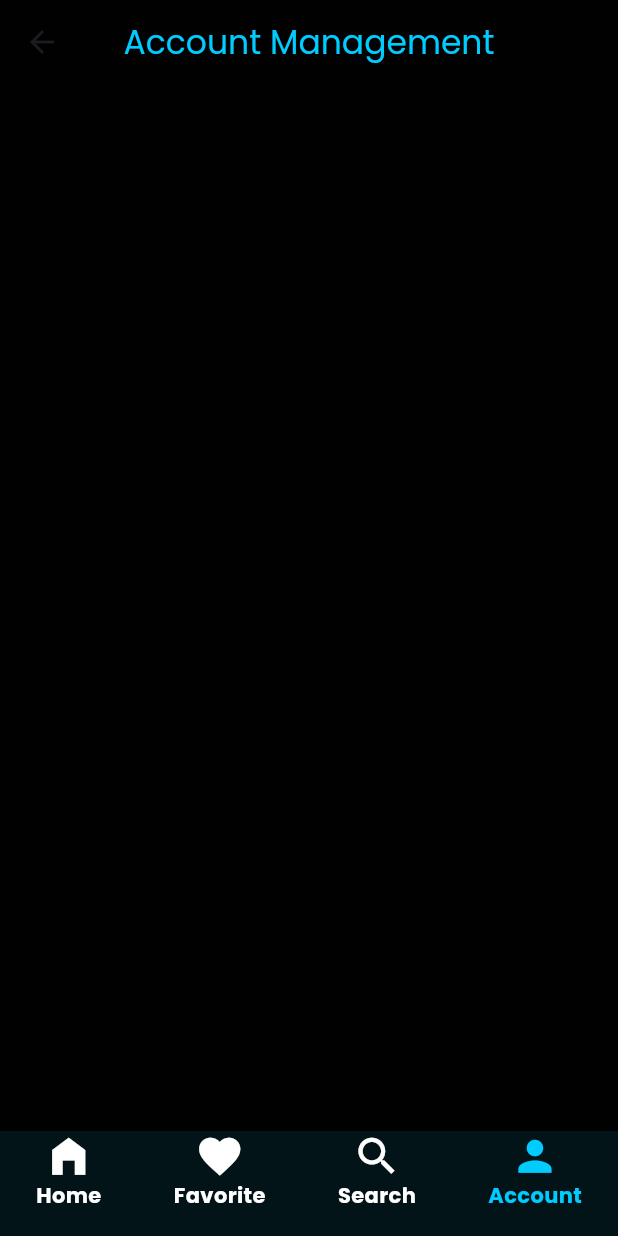
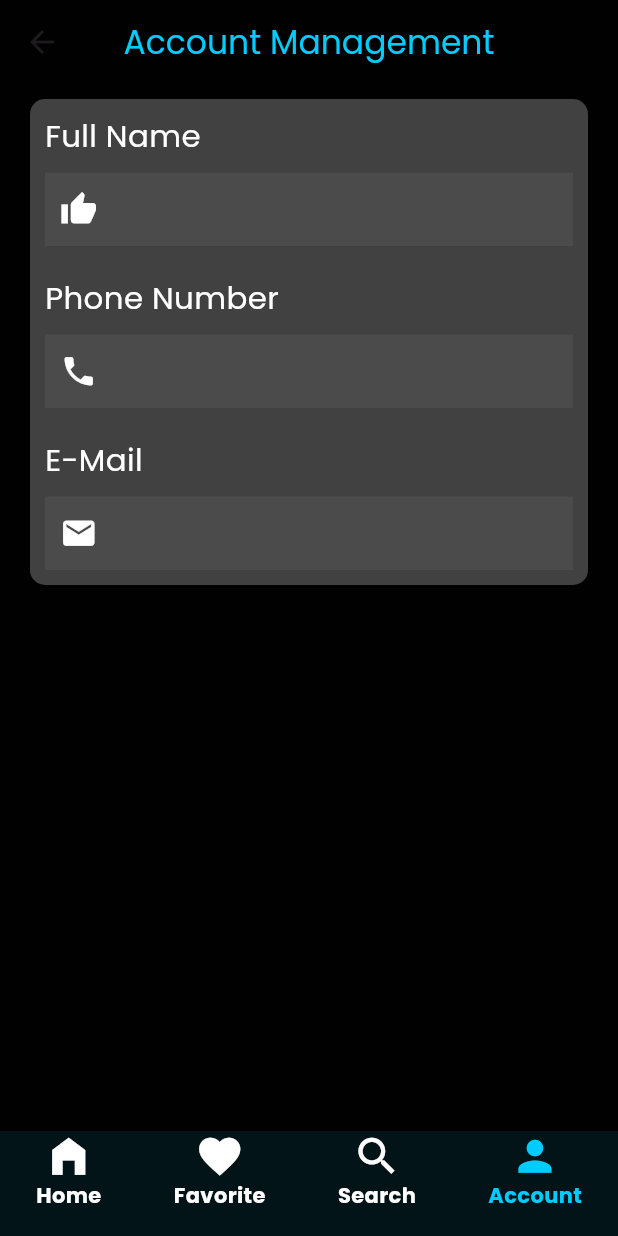
Before and after one commit to fostersnt/mcini, a Flutter app: the CustomNavigationBar screen opened directly with empty values, item 4 of the bottom bar chosen, on a phone screen of 412 x 824 dp. Run offline on Flutter 3.47's test engine with Material 3 defaults, Android fonts, the phone set to English and light mode, and no system bars; our stand-ins replace device_preview, equatable, flutter_bloc, grouped_list, shared_preferences; accounts and stored records are empty; network calls fail.

Commit message:
Added update to the profile partials

```diff
--- a/lib/screens/home/custom_navigation_bar.dart
+++ b/lib/screens/home/custom_navigation_bar.dart
@@ -22,7 +22,7 @@ class _CustomNavigationBarState extends State<CustomNavigationBar> {
       // Center(child: Text('Home')),
       Center(child: Text('Favorites')),
       Center(child: Text('Search')),
-      ProfilePage(subscriberModel: widget.subscriberModel),
+      ProfilePage(subscriberData: widget.subscriberModel),
     ];
 
     final Size deviceSize = MediaQuery.of(context).size;
--- a/lib/screens_commons/profile_page.dart
+++ b/lib/screens_commons/profile_page.dart
@@ -1,18 +1,45 @@
 // ignore_for_file: public_member_api_docs, sort_constructors_first
 import 'package:flutter/material.dart';
+import 'package:flutter/widgets.dart';
 
 import 'package:mcini/data/model/subscriber_model.dart';
+import 'package:mcini/screens_commons/profile_partials.dart';
 import 'package:mcini/utilities/app_colors.dart';
 
 class ProfilePage extends StatelessWidget {
-  final Map<String, dynamic> subscriberModel;
+  final Map<String, dynamic> subscriberData;
   const ProfilePage({
     super.key,
-    required this.subscriberModel,
+    required this.subscriberData,
   });
 
   @override
   Widget build(BuildContext context) {
+    final Size deviceSize = MediaQuery.of(context).size;
+    final double myFontSize = deviceSize.width * 0.05;
+    const double iconSize = 25.0;
+
+//PHONE ICON
+    final Icon phoneIcon = Icon(
+      Icons.phone,
+      color: AppColors.whiteColor,
+      size: iconSize,
+    );
+
+    //EMAIL ICON
+    final Icon emailIcon = Icon(
+      Icons.email,
+      color: AppColors.whiteColor,
+      size: iconSize,
+    );
+
+    //PHONE ICON
+    final Icon thumbIcon = Icon(
+      Icons.thumb_up,
+      color: AppColors.whiteColor,
+      size: iconSize,
+    );
+
     return Scaffold(
       appBar: AppBar(
         // leading: InkWell(
@@ -35,13 +62,37 @@ class ProfilePage extends StatelessWidget {
         ),
       ),
       backgroundColor: AppColors.blackColor,
-      body: Column(
-        children: [
-          Padding(
-            padding: EdgeInsets.all(10),
-            child: Text(subscriberModel['msisdn']),
+      body: Container(
+        width: deviceSize.width,
+        height: deviceSize.height,
+        child: SingleChildScrollView(
+          child: Padding(
+            padding: const EdgeInsets.fromLTRB(20, 10, 20, 0),
+            child: Column(
+              crossAxisAlignment: CrossAxisAlignment.start,
+              children: [
+                ClipRRect(
+                  borderRadius: BorderRadius.circular(10),
+                  child: Container(
+                    color: AppColors.greyMain,
+                    width: deviceSize.width,
+                    // height: deviceSize.height * 0.35,
+                    child: Column(
+                      children: [
+                        ProfilePartials.secttion(deviceSize, 'Full Name',
+                            subscriberData['name'] ?? 'N/A', thumbIcon),
+                        ProfilePartials.secttion(deviceSize, 'Phone Number',
+                            subscriberData['msisdn'], phoneIcon),
+                        ProfilePartials.secttion(deviceSize, 'E-Mail',
+                            subscriberData['msisdn'], emailIcon),
+                      ],
+                    ),
+                  ),
+                ),
+              ],
+            ),
           ),
-        ],
+        ),
       ),
     );
   }
--- /dev/null
+++ b/lib/screens_commons/profile_partials.dart
@@ -0,0 +1,54 @@
+import 'package:flutter/material.dart';
+import 'package:flutter/widgets.dart';
+import 'package:mcini/utilities/app_colors.dart';
+
+class ProfilePartials {
+  static Widget secttion(
+      Size screenSize, String label, String labelValue, Icon myIcon) {
+    final double myFontSize = screenSize.width * 0.05;
+    const double myIconSize = 25.0;
+    return Padding(
+      padding: const EdgeInsets.all(10),
+      child: Column(
+        crossAxisAlignment: CrossAxisAlignment.start,
+        children: [
+          //PHONE NUMBER SECTION
+          Padding(
+            padding: EdgeInsets.only(bottom: 10),
+            child: Text(
+              label,
+              style: TextStyle(
+                color: AppColors.whiteColor,
+                fontSize: myFontSize,
+              ),
+            ),
+          ),
+          Container(
+            padding: EdgeInsets.all(10),
+            color: AppColors.greySub,
+            child: Row(
+              // mainAxisAlignment: MainAxisAlignment.spaceBetween,
+              children: [
+                myIcon,
+                Expanded(
+                  child: Padding(
+                    padding: const EdgeInsets.only(left: 20),
+                    child: Text(
+                      labelValue,
+                      maxLines: 2,
+                      overflow: TextOverflow.fade,
+                      style: TextStyle(
+                        color: AppColors.whiteColor,
+                        fontSize: myFontSize,
+                      ),
+                    ),
+                  ),
+                ),
+              ],
+            ),
+          ),
+        ],
+      ),
+    );
+  }
+}
--- a/lib/utilities/app_colors.dart
+++ b/lib/utilities/app_colors.dart
@@ -9,6 +9,8 @@ class AppColors {
   static Color bottomNavColor = const Color(0xff031419);
   static Color txtFieldBgColor = const Color(0xff454545);
   static Color redColor = const Color(0xffe84c1f);
+  static Color greyMain = const Color(0xff414141);
+  static Color greySub = const Color(0xff4b4b4b);
 
   static customSnackBar(String errorMessage, Size deviceSize, bool isError) {
     return SnackBar(
```
